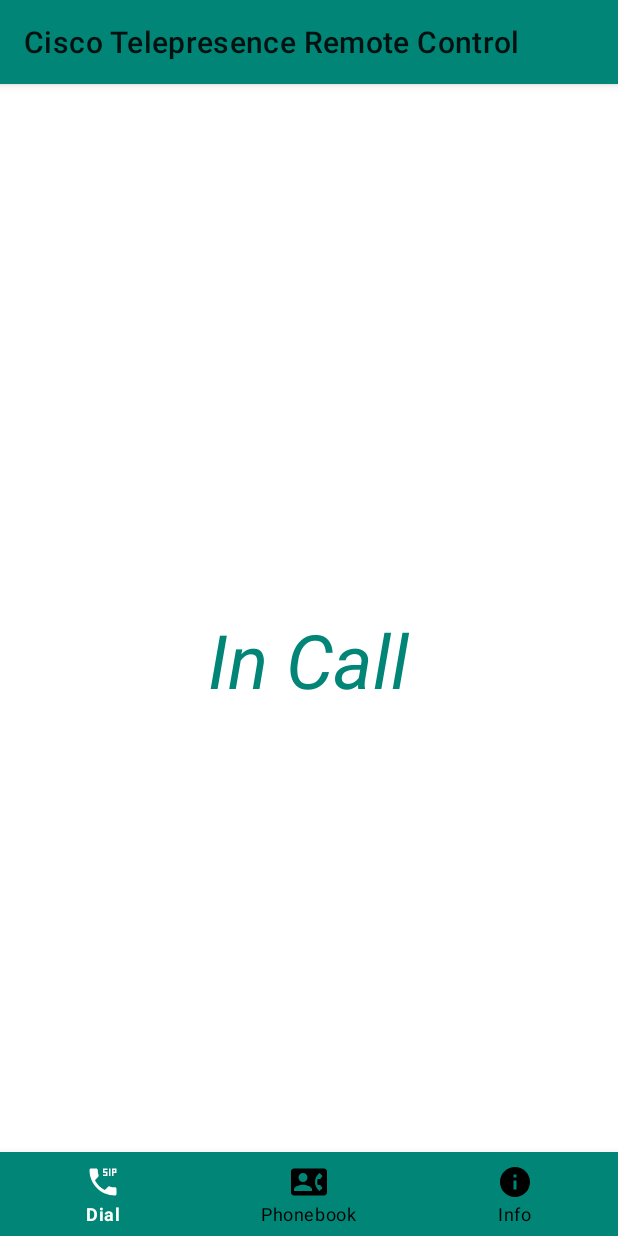
After one commit to mpolyakov/CiscoRemoteControl, an Android app: the DialActivity screen opened directly, with no data from a screen before it, on a phone screen of 412 x 824 dp. The commit adds this screen. Run offline under Robolectric (Android 15) with nearby library versions, the phone set to English and light mode, and no system bars.

Commit message:
Добавил активити для основного функционала программы - звонков, адресной книги, статуса терминала

```diff
--- a/app/src/main/AndroidManifest.xml
+++ b/app/src/main/AndroidManifest.xml
@@ -9,7 +9,10 @@
         android:roundIcon="@mipmap/ic_launcher_round"
         android:supportsRtl="true"
         android:theme="@style/AppTheme">
-        <activity android:name=".LoginActivity"></activity>
+        <activity android:name=".InfoActivity"></activity>
+        <activity android:name=".PhonebookActivity" />
+        <activity android:name=".DialActivity" />
+        <activity android:name=".LoginActivity" />
         <activity
             android:name=".MainActivity"
             android:label="@string/app_name"
--- /dev/null
+++ b/app/src/main/java/com/kts/ciscorc/DialActivity.java
@@ -0,0 +1,46 @@
+package com.kts.ciscorc;
+
+import androidx.annotation.NonNull;
+import androidx.appcompat.app.AppCompatActivity;
+
+import android.content.Intent;
+import android.os.Bundle;
+import android.view.MenuItem;
+
+import com.google.android.material.bottomnavigation.BottomNavigationView;
+
+public class DialActivity extends AppCompatActivity {
+
+    @Override
+    protected void onCreate(Bundle savedInstanceState) {
+        super.onCreate(savedInstanceState);
+        setContentView(R.layout.activity_dial);
+
+
+        //Инициализация меню
+        BottomNavigationView bottomNavigationView = findViewById(R.id.bottom_navigation);
+
+        //Устанавливаем отмеченный пункт меню
+        bottomNavigationView.setSelectedItemId(R.id.dial);
+
+        //Обработчик ItemSelectedListener
+        bottomNavigationView.setOnNavigationItemSelectedListener(new BottomNavigationView.OnNavigationItemSelectedListener() {
+            @Override
+            public boolean onNavigationItemSelected(@NonNull MenuItem menuItem) {
+                switch (menuItem.getItemId()){
+                    case R.id.phonebook:
+                        startActivity(new Intent(getApplicationContext(), PhonebookActivity.class));
+                        overridePendingTransition(0,0);
+                        return true;
+                    case R.id.info:
+                        startActivity(new Intent(getApplicationContext(), InfoActivity.class));
+                        overridePendingTransition(0,0);
+                        return true;
+                    case R.id.dial:
+                        return true;
+                }
+                return false;
+            }
+        });
+    }
+}
--- a/app/src/main/java/com/kts/ciscorc/LoginActivity.java
+++ b/app/src/main/java/com/kts/ciscorc/LoginActivity.java
@@ -9,7 +9,7 @@ import android.widget.TextView;
 
 import com.google.android.material.button.MaterialButton;
 import com.google.android.material.textfield.TextInputEditText;
-import com.kts.ciscorc.controller.ConnectionObject;
+import com.kts.ciscorc.data.ConnectionObject;
 
 import java.security.KeyManagementException;
 import java.security.NoSuchAlgorithmException;
@@ -49,6 +49,9 @@ public class LoginActivity extends AppCompatActivity {
             public void onClick(View view) {
                 if (connectionObject.connect().equals("OK")){
                     //Intent
+                    Intent intent = new Intent(LoginActivity.this, InfoActivity.class);
+                    startActivity(intent);
+                    finish();
                 }
 
             }
--- a/app/src/main/java/com/kts/ciscorc/MainActivity.java
+++ b/app/src/main/java/com/kts/ciscorc/MainActivity.java
@@ -1,5 +1,6 @@
 package com.kts.ciscorc;
 
+import android.content.Intent;
 import android.os.Bundle;
 
 import com.google.android.material.floatingactionbutton.FloatingActionButton;
@@ -25,8 +26,8 @@ public class MainActivity extends AppCompatActivity {
         fab.setOnClickListener(new View.OnClickListener() {
             @Override
             public void onClick(View view) {
-                Snackbar.make(view, "Replace with your own action", Snackbar.LENGTH_LONG)
-                        .setAction("Action", null).show();
+                Intent intent = new Intent(MainActivity.this, LoginActivity.class);
+                startActivity(intent);
             }
         });
     }
--- a/app/src/main/java/com/kts/ciscorc/controller/ConnectionObject.java
+++ b/app/src/main/java/com/kts/ciscorc/data/ConnectionObject.java
@@ -1,4 +1,4 @@
-package com.kts.ciscorc.controller;
+package com.kts.ciscorc.data;
 
 import java.util.List;
 
--- /dev/null
+++ b/app/src/main/res/drawable/ic_contact_phone_black_24dp.xml
@@ -0,0 +1,9 @@
+<vector xmlns:android="http://schemas.android.com/apk/res/android"
+        android:width="24dp"
+        android:height="24dp"
+        android:viewportWidth="24.0"
+        android:viewportHeight="24.0">
+    <path
+        android:fillColor="#FF000000"
+        android:pathData="M22,3L2,3C0.9,3 0,3.9 0,5v14c0,1.1 0.9,2 2,2h20c1.1,0 1.99,-0.9 1.99,-2L24,5c0,-1.1 -0.9,-2 -2,-2zM8,6c1.66,0 3,1.34 3,3s-1.34,3 -3,3 -3,-1.34 -3,-3 1.34,-3 3,-3zM14,18L2,18v-1c0,-2 4,-3.1 6,-3.1s6,1.1 6,3.1v1zM17.85,14h1.64L21,16l-1.99,1.99c-1.31,-0.98 -2.28,-2.38 -2.73,-3.99 -0.18,-0.64 -0.28,-1.31 -0.28,-2s0.1,-1.36 0.28,-2c0.45,-1.62 1.42,-3.01 2.73,-3.99L21,8l-1.51,2h-1.64c-0.22,0.63 -0.35,1.3 -0.35,2s0.13,1.37 0.35,2z"/>
+</vector>
--- /dev/null
+++ b/app/src/main/res/drawable/ic_dialer_sip_black_24dp.xml
@@ -0,0 +1,9 @@
+<vector xmlns:android="http://schemas.android.com/apk/res/android"
+        android:width="24dp"
+        android:height="24dp"
+        android:viewportWidth="24.0"
+        android:viewportHeight="24.0">
+    <path
+        android:fillColor="#FF000000"
+        android:pathData="M17,3h-1v5h1L17,3zM15,5h-2L13,4h2L15,3h-3v3h2v1h-2v1h3L15,5zM18,3v5h1L19,6h2L21,3h-3zM20,5h-1L19,4h1v1zM20,15.5c-1.25,0 -2.45,-0.2 -3.57,-0.57 -0.35,-0.11 -0.74,-0.03 -1.01,0.24l-2.2,2.2c-2.83,-1.44 -5.15,-3.75 -6.59,-6.59l2.2,-2.21c0.27,-0.26 0.35,-0.65 0.24,-1C8.7,6.45 8.5,5.25 8.5,4c0,-0.55 -0.45,-1 -1,-1L4,3c-0.55,0 -1,0.45 -1,1 0,9.39 7.61,17 17,17 0.55,0 1,-0.45 1,-1v-3.5c0,-0.55 -0.45,-1 -1,-1z"/>
+</vector>
--- /dev/null
+++ b/app/src/main/res/drawable/ic_info_black_24dp.xml
@@ -0,0 +1,9 @@
+<vector xmlns:android="http://schemas.android.com/apk/res/android"
+        android:width="24dp"
+        android:height="24dp"
+        android:viewportWidth="24.0"
+        android:viewportHeight="24.0">
+    <path
+        android:fillColor="#FF000000"
+        android:pathData="M12,2C6.48,2 2,6.48 2,12s4.48,10 10,10 10,-4.48 10,-10S17.52,2 12,2zM13,17h-2v-6h2v6zM13,9h-2L11,7h2v2z"/>
+</vector>
--- /dev/null
+++ b/app/src/main/res/drawable/selector.xml
@@ -0,0 +1,11 @@
+<?xml version="1.0" encoding="utf-8"?>
+<selector xmlns:android="http://schemas.android.com/apk/res/android">
+    <item
+        android:state_selected="true"
+        android:color="@android:color/white" />
+
+    <item
+        android:state_selected="false"
+        android:color="@android:color/black" />
+
+</selector>
--- /dev/null
+++ b/app/src/main/res/layout/activity_dial.xml
@@ -0,0 +1,35 @@
+<?xml version="1.0" encoding="utf-8"?>
+<RelativeLayout xmlns:android="http://schemas.android.com/apk/res/android"
+    xmlns:app="http://schemas.android.com/apk/res-auto"
+    xmlns:tools="http://schemas.android.com/tools"
+    android:layout_width="match_parent"
+    android:layout_height="match_parent"
+    tools:context=".DialActivity">
+
+    <TextView
+        android:id="@+id/textViewCallState"
+        android:layout_width="wrap_content"
+        android:layout_height="wrap_content"
+        android:layout_marginTop="150dp"
+        android:layout_marginBottom="141dp"
+        android:text="In Call"
+        android:textColor="@color/colorPrimary"
+        android:textSize="50dp"
+        android:textStyle="italic"
+        app:layout_constraintEnd_toEndOf="parent"
+        app:layout_constraintStart_toStartOf="parent"
+        app:layout_constraintTop_toTopOf="parent"
+        android:layout_centerInParent="true"/>
+
+    <com.google.android.material.bottomnavigation.BottomNavigationView
+        android:layout_width="match_parent"
+        android:layout_height="wrap_content"
+        android:id="@+id/bottom_navigation"
+        app:itemBackground="@color/colorPrimary"
+        app:itemTextColor="@drawable/selector"
+        app:itemIconTint="@drawable/selector"
+        app:menu="@menu/menu_navigation"
+        android:layout_alignParentBottom="true"/>
+
+
+</RelativeLayout>
--- /dev/null
+++ b/app/src/main/res/menu/menu_navigation.xml
@@ -0,0 +1,16 @@
+<?xml version="1.0" encoding="utf-8"?>
+<menu xmlns:android="http://schemas.android.com/apk/res/android">
+
+    <item
+        android:id="@+id/dial"
+        android:title="Dial"
+        android:icon="@drawable/ic_dialer_sip_black_24dp"/>
+    <item
+        android:id="@+id/phonebook"
+        android:title="Phonebook"
+        android:icon="@drawable/ic_contact_phone_black_24dp"/>
+    <item
+        android:id="@+id/info"
+        android:title="Info"
+        android:icon="@drawable/ic_info_black_24dp"/>
+</menu>
--- a/app/src/main/res/values/strings.xml
+++ b/app/src/main/res/values/strings.xml
@@ -1,5 +1,5 @@
 <resources>
-    <string name="app_name">Cisco RC</string>
+    <string name="app_name">Cisco Telepresence Remote Control</string>
     <string name="action_settings">Settings</string>
     <string name="btnConnect">Подключиться</string>
     <string name="hintIP">IP адрес</string>
--- a/app/src/main/res/values/styles.xml
+++ b/app/src/main/res/values/styles.xml
@@ -1,7 +1,7 @@
 <resources>
 
     <!-- Base application theme. -->
-    <style name="AppTheme" parent="Theme.AppCompat.Light.DarkActionBar">
+    <style name="AppTheme" parent="Theme.MaterialComponents.Light">
         <!-- Customize your theme here. -->
         <item name="colorPrimary">@color/colorPrimary</item>
         <item name="colorPrimaryDark">@color/colorPrimaryDark</item>
```
Also changed, not shown: app/src/main/java/com/kts/ciscorc/InfoActivity.java (added, +45 -0 lines), app/src/main/java/com/kts/ciscorc/PhonebookActivity.java (added, +45 -0 lines), app/src/main/res/drawable/roundshapebtn.xml (added, +9 -0 lines), app/src/main/res/layout/activity_info.xml (added, +34 -0 lines), app/src/main/res/layout/activity_login.xml (+7 -3 lines), app/src/main/res/layout/activity_phonebook.xml (added, +33 -0 lines).
